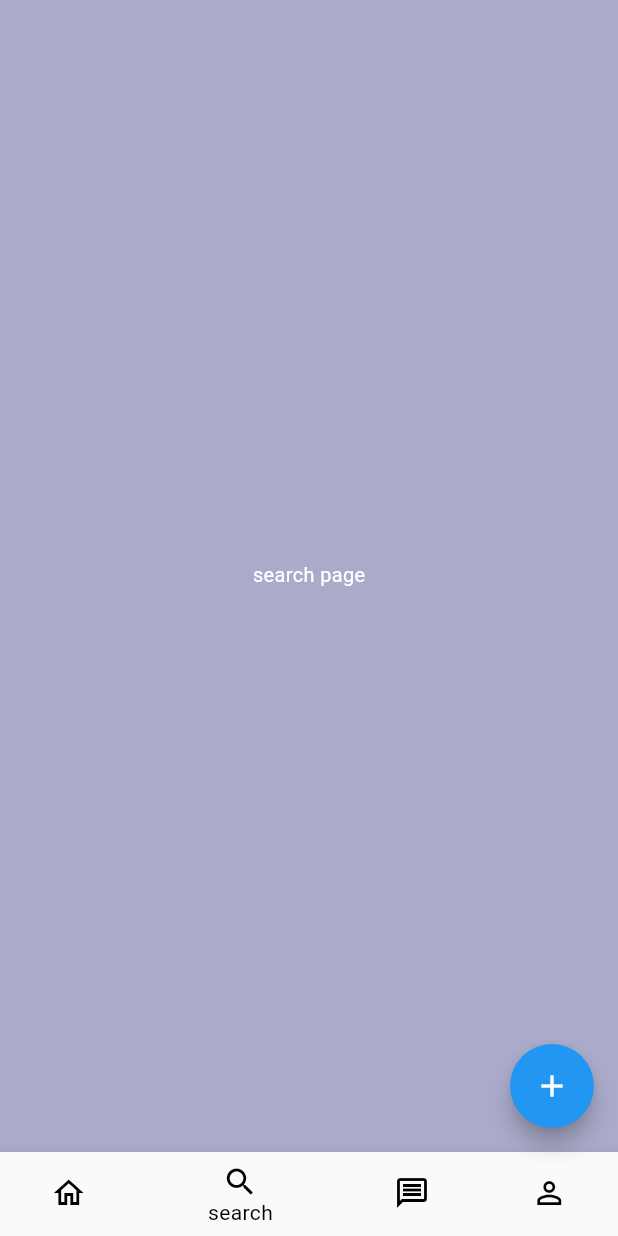
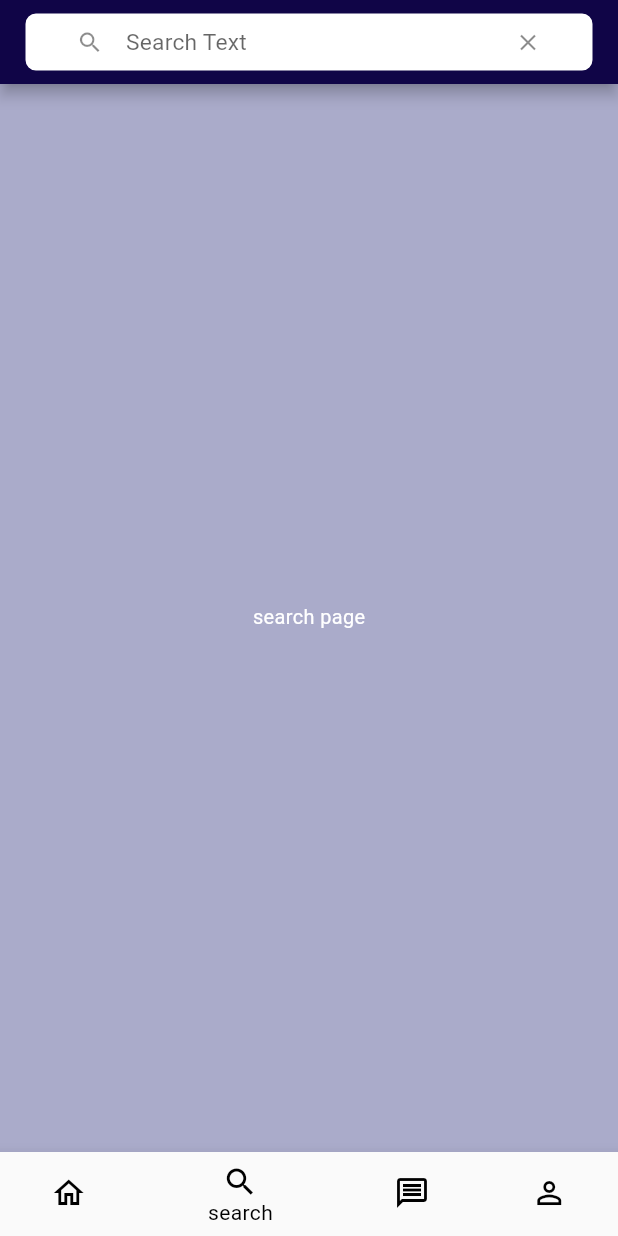
Before and after one commit to koukisugimoto/bulletin-board, a Flutter app: the home screen opened directly, item 2 of the bottom bar chosen, on a phone screen of 412 x 824 dp. Run offline on Flutter 3.47's test engine with Material 2 defaults, Android fonts, the light colour scheme and no system bars; our stand-ins replace flutter_screenutil.

Commit message:
Added search page implementation

```diff
--- a/bulletin_board_app/lib/home.dart
+++ b/bulletin_board_app/lib/home.dart
@@ -61,13 +61,6 @@ class _home extends State<home> {
           ),
         ],
       ),
-      floatingActionButton: FloatingActionButton(
-        onPressed: () {
-          final newItem = Item('New Item');
-          itemListProvider.addItem(newItem);
-        },
-        child: Icon(Icons.add),
-      ),
     );
   }
 
--- /dev/null
+++ b/bulletin_board_app/lib/search_bar.dart
@@ -0,0 +1,62 @@
+import 'package:flutter/foundation.dart';
+import 'package:flutter/material.dart';
+
+class searchBar extends StatefulWidget implements PreferredSizeWidget {
+  const searchBar({Key? key}) : super(key: key);
+
+  @override
+  State<searchBar> createState() => searchBarState();
+
+  @override
+  Size get preferredSize => const Size.fromHeight(kToolbarHeight);
+}
+
+class searchBarState extends State<searchBar> {
+  final _controller = TextEditingController();
+
+  void _submission(text) {
+    setState(() {
+      _controller.clear();
+      if (kDebugMode) {
+        print(text);
+      }
+    });
+  }
+
+  @override
+  Widget build(BuildContext context) {
+    return AppBar(
+      automaticallyImplyLeading: false,
+      backgroundColor: const Color.fromRGBO(16, 5, 71, 1),
+      title: SizedBox(
+        height: 40,
+        child: Container(
+          decoration: BoxDecoration(
+            color: Colors.white,
+            border: Border.all(color: const Color.fromRGBO(16, 5, 71, 1)),
+            borderRadius: BorderRadius.circular(8.0),
+          ),
+          child: Center(
+            child: Container(
+              width: 340,
+              margin: const EdgeInsets.symmetric(vertical: 10.0),
+              child: TextField(
+                controller: _controller,
+                decoration: const InputDecoration(
+                  hintText: 'Search Text',
+                  prefixIcon: Icon(Icons.search),
+                  suffixIcon: Icon(Icons.clear),
+                  contentPadding: EdgeInsets.only(left: 8.0),
+                  enabledBorder: InputBorder.none,
+                  focusedBorder: InputBorder.none,
+                  isDense: true,
+                ),
+                onSubmitted: (text) => _submission(text),
+              ),
+            ),
+          ),
+        ),
+      ),
+    );
+  }
+}
--- a/bulletin_board_app/lib/search_page.dart
+++ b/bulletin_board_app/lib/search_page.dart
@@ -1,4 +1,5 @@
 import 'package:flutter/material.dart';
+import 'search_bar.dart';
 
 class serchPage extends StatelessWidget {
 
@@ -6,6 +7,7 @@ class serchPage extends StatelessWidget {
   Widget build(BuildContext context) {
     return const Scaffold(
       backgroundColor: Color.fromRGBO(170, 171, 202, 1),
+      appBar: searchBar(),
       body: Center(
         child: Text('search page'),
       ),
```
Also changed, not shown: bulletin_board_app/lib/my_profile_page.dart (+32 -5 lines), bulletin_board_app/lib/timelinePage.dart (+13 -0 lines).
